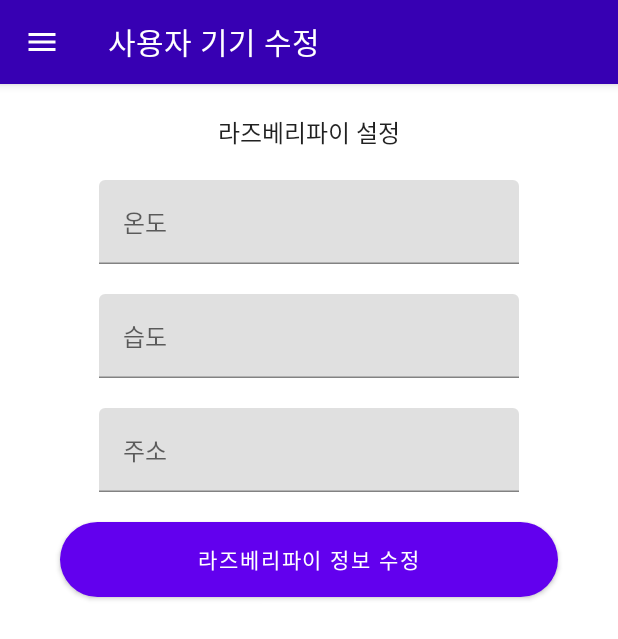
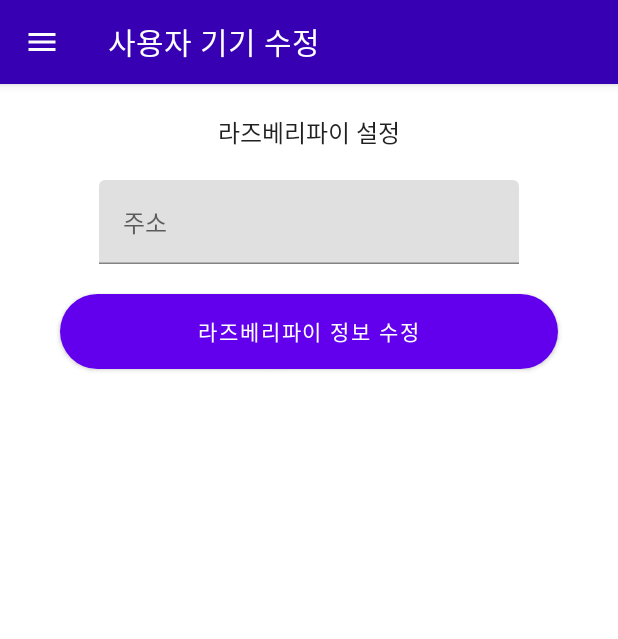
Before and after one commit to veryneuron/study_mate_project, an Android app built with Jetpack Compose: the composable UserMachine shown on its own in the app's theme, on a phone screen of 412 x 824 dp. Shown: the top 639 px of the screen. Run offline under Robolectric (Android 15) with nearby library versions, the light colour scheme and no system bars; network calls fail.

Commit message:
온습도 설정 필드 제거

```diff
--- a/android_app/app/src/main/java/com/studymate/application/ui/main/UserMachine.kt
+++ b/android_app/app/src/main/java/com/studymate/application/ui/main/UserMachine.kt
@@ -50,19 +50,19 @@ fun UserMachine(openDrawer: () -> Unit) {
             Spacer(modifier = Modifier.height(20.dp))
             Text(text = "라즈베리파이 설정")
 
-            Spacer(modifier = Modifier.height(20.dp))
-            TextField(
-                label = { Text(text = "온도") },
-                value = machineSetting.temperatureSetting,
-                onValueChange = { machineSetting.temperatureSetting = it },
-                keyboardOptions = KeyboardOptions(keyboardType = KeyboardType.Number))
-
-            Spacer(modifier = Modifier.height(20.dp))
-            TextField(
-                label = { Text(text = "습도") },
-                value = machineSetting.humiditySetting,
-                onValueChange = { machineSetting.humiditySetting = it },
-                keyboardOptions = KeyboardOptions(keyboardType = KeyboardType.Number))
+//            Spacer(modifier = Modifier.height(20.dp))
+//            TextField(
+//                label = { Text(text = "온도") },
+//                value = machineSetting.temperatureSetting,
+//                onValueChange = { machineSetting.temperatureSetting = it },
+//                keyboardOptions = KeyboardOptions(keyboardType = KeyboardType.Number))
+//
+//            Spacer(modifier = Modifier.height(20.dp))
+//            TextField(
+//                label = { Text(text = "습도") },
+//                value = machineSetting.humiditySetting,
+//                onValueChange = { machineSetting.humiditySetting = it },
+//                keyboardOptions = KeyboardOptions(keyboardType = KeyboardType.Number))
 
             Spacer(modifier = Modifier.height(20.dp))
             TextField(
```
